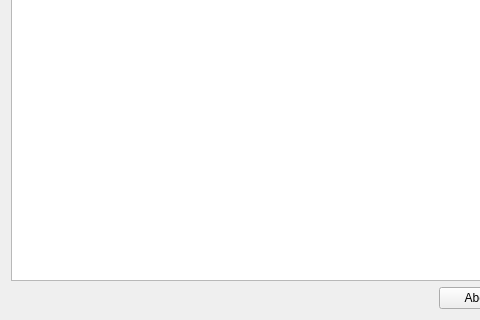
This is platform/qt/FcpxmlAssistantDialog.ui in ilia3101/MLV-App as Qt 5 draws it before an edit; both pictures show x 0 to 480 and y 109 to 429 of the 616 by 429 pixel window. The edited form follows.
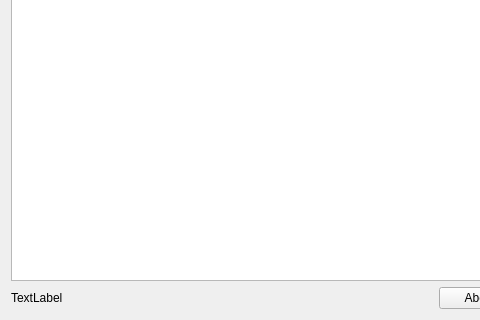
This is the edited form. Icons and pictures are not drawn.

Commit message: FCPXML assistant: little status

What changed in the file:
```diff
--- a/platform/qt/FcpxmlAssistantDialog.ui
+++ b/platform/qt/FcpxmlAssistantDialog.ui
@@ -91,6 +91,13 @@
    </item>
    <item row="2" column="0">
     <layout class="QHBoxLayout" name="horizontalLayout">
+     <item>
+      <widget class="QLabel" name="labelStatus">
+       <property name="text">
+        <string>TextLabel</string>
+       </property>
+      </widget>
+     </item>
      <item>
       <spacer name="horizontalSpacer">
        <property name="orientation">
```
The commit also changes 1 other file.
